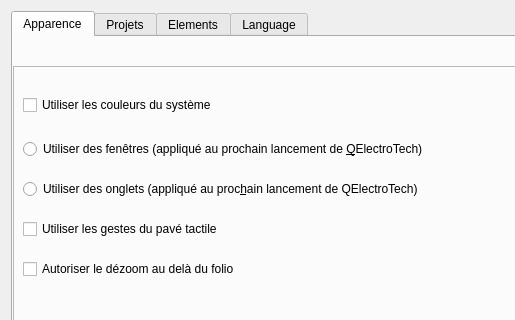
This is sources/ui/configpage/generalconfigurationpage.ui in klauer/qelectrotech as Qt 5 draws it before an edit; both pictures show x 0 to 515 and y 0 to 320 of the 1002 by 850 pixel window. The edited form follows.
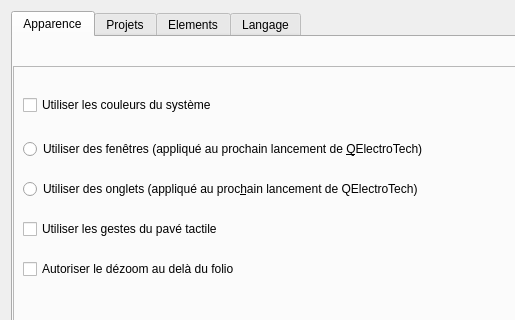
This is the edited form.

What changed in the file:
```diff
--- a/sources/ui/configpage/generalconfigurationpage.ui
+++ b/sources/ui/configpage/generalconfigurationpage.ui
@@ -384,7 +384,7 @@
      </widget>
      <widget class="QWidget" name="tab_6">
       <attribute name="title">
-       <string>Language</string>
+       <string>Langage</string>
       </attribute>
       <widget class="QGroupBox" name="groupBox_4">
        <property name="geometry">
```
